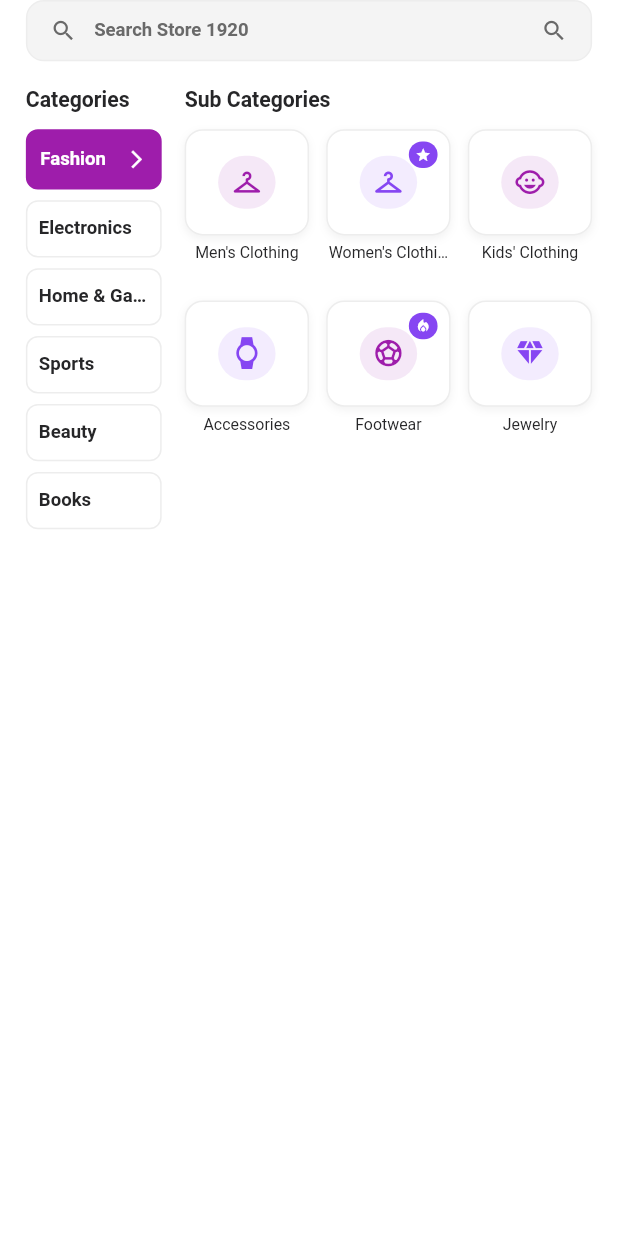
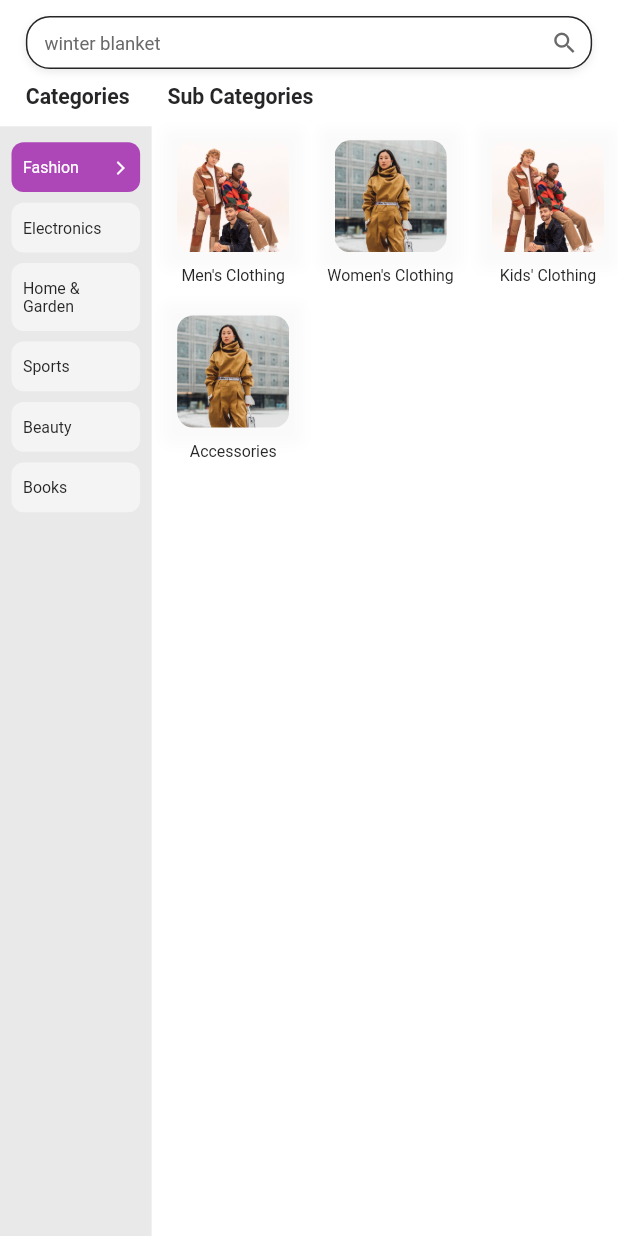
Before and after one commit to althakeel/store1920-MobileApp, a Flutter app: the AllCategoriesScreen screen opened by its route, on a phone screen of 412 x 824 dp. Run offline on Flutter 3.47's test engine with Material 3 defaults, Android fonts, the light colour scheme and no system bars; our stand-ins replace connectivity_plus, flutter_screenutil, flutter_svg, get, get_storage, logger; accounts and stored records are empty.

Commit message:
all category screen updated

```diff
--- a/lib/global/images.dart
+++ b/lib/global/images.dart
@@ -61,6 +61,24 @@ abstract class AppImage {
   static String get unProfileSvg => 'un-profile'.svg;
 
   static String get profileSvg => 'profile'.svg;
+
+  //category icon
+
+  static String get adhesive => 'adhesives_sealers'.catPng;
+
+  static String get air => 'air_quality'.catPng;
+
+  static String get appliances => 'appliances'.catPng;
+
+  static String get audio => 'audio_radio'.catPng;
+
+  static String get electronics => 'electronics'.catPng;
+
+  static String get menCloth => 'men_clothing'.catPng;
+
+  static String get toolsHome => 'tools_home_improv'.catPng;
+
+  static String get womenCloth => 'women_clothing'.catPng;
 }
 
 extension on String {
@@ -69,6 +87,8 @@ extension on String {
 
   ///for product images
   String get prodPng => 'assets/products/$this.png';
+
+  String get catPng => 'assets/category/$this.png';
 
   ///for logo folder
   // String get logoPng => 'assets/logos/$this.png';
--- a/lib/screens/features/categories/controllers/all_categories_controller.dart
+++ b/lib/screens/features/categories/controllers/all_categories_controller.dart
@@ -1,6 +1,7 @@
 import 'package:flutter/material.dart';
 import 'package:get/get.dart';
 import '../../../../global/app_color.dart';
+import '../../../../global/images.dart';
 
 class AllCategoriesController extends GetxController {
   RxInt selectedMainCategoryIndex = 0.obs;
@@ -28,14 +29,14 @@ class AllCategoriesController extends GetxController {
     'Fashion': [
       {
         'name': 'Men\'s Clothing',
-        'icon': Icons.checkroom,
+        'icon': AppImage.menCloth,
         'color': AppColors.dynamicColor,
         'isSelected': false,
         'hasBadge': false,
       },
       {
         'name': 'Women\'s Clothing',
-        'icon': Icons.checkroom,
+        'icon': AppImage.womenCloth,
         'color': AppColors.secondary,
         'isSelected': false,
         'hasBadge': true,
@@ -43,29 +44,14 @@ class AllCategoriesController extends GetxController {
       },
       {
         'name': 'Kids\' Clothing',
-        'icon': Icons.child_care,
+        'icon': AppImage.menCloth,
         'color': AppColors.dynamicColor,
         'isSelected': false,
         'hasBadge': false,
       },
       {
         'name': 'Accessories',
-        'icon': Icons.watch,
-        'color': AppColors.secondary,
-        'isSelected': false,
-        'hasBadge': false,
-      },
-      {
-        'name': 'Footwear',
-        'icon': Icons.sports_soccer,
-        'color': AppColors.dynamicColor,
-        'isSelected': false,
-        'hasBadge': true,
-        'badgeIcon': Icons.local_fire_department,
-      },
-      {
-        'name': 'Jewelry',
-        'icon': Icons.diamond,
+        'icon':AppImage.womenCloth,
         'color': AppColors.secondary,
         'isSelected': false,
         'hasBadge': false,
@@ -74,29 +60,22 @@ class AllCategoriesController extends GetxController {
     'Electronics': [
       {
         'name': 'Smartphones',
-        'icon': Icons.phone_android,
+        'icon': AppImage.electronics,
         'color': AppColors.dynamicColor,
         'isSelected': false,
         'hasBadge': false,
       },
       {
         'name': 'Laptops',
-        'icon': Icons.laptop,
-        'color': AppColors.secondary,
+        'icon': AppImage.electronics,
+        'color': AppImage.electronics,
         'isSelected': false,
         'hasBadge': true,
         'badgeIcon': Icons.star,
       },
       {
-        'name': 'Tablets',
-        'icon': Icons.tablet_android,
-        'color': AppColors.dynamicColor,
-        'isSelected': false,
-        'hasBadge': false,
-      },
-      {
         'name': 'Accessories',
-        'icon': Icons.headphones,
+        'icon': AppImage.appliances,
         'color': AppColors.secondary,
         'isSelected': false,
         'hasBadge': false,
@@ -105,28 +84,21 @@ class AllCategoriesController extends GetxController {
     'Home & Garden': [
       {
         'name': 'Furniture',
-        'icon': Icons.chair,
+        'icon': AppImage.toolsHome,
         'color': AppColors.dynamicColor,
         'isSelected': false,
         'hasBadge': false,
       },
       {
-        'name': 'Kitchen',
-        'icon': Icons.kitchen,
-        'color': AppColors.secondary,
-        'isSelected': false,
-        'hasBadge': false,
-      },
-      {
         'name': 'Garden',
-        'icon': Icons.local_florist,
+        'icon': AppImage.air,
         'color': AppColors.dynamicColor,
         'isSelected': false,
         'hasBadge': false,
       },
       {
         'name': 'Decor',
-        'icon': Icons.lightbulb,
+        'icon': AppImage.electronics,
         'color': AppColors.secondary,
         'isSelected': false,
         'hasBadge': false,
@@ -135,28 +107,14 @@ class AllCategoriesController extends GetxController {
     'Sports': [
       {
         'name': 'Fitness',
-        'icon': Icons.fitness_center,
-        'color': AppColors.dynamicColor,
-        'isSelected': false,
-        'hasBadge': false,
-      },
-      {
-        'name': 'Outdoor',
-        'icon': Icons.hiking,
-        'color': AppColors.secondary,
-        'isSelected': false,
-        'hasBadge': false,
-      },
-      {
-        'name': 'Team Sports',
-        'icon': Icons.sports_basketball,
+        'icon': AppImage.electronics,
         'color': AppColors.dynamicColor,
         'isSelected': false,
         'hasBadge': false,
       },
       {
         'name': 'Swimming',
-        'icon': Icons.pool,
+        'icon': AppImage.toolsHome,
         'color': AppColors.secondary,
         'isSelected': false,
         'hasBadge': false,
@@ -165,28 +123,14 @@ class AllCategoriesController extends GetxController {
     'Beauty': [
       {
         'name': 'Skincare',
-        'icon': Icons.face,
-        'color': AppColors.dynamicColor,
-        'isSelected': false,
-        'hasBadge': false,
-      },
-      {
-        'name': 'Makeup',
-        'icon': Icons.brush,
-        'color': AppColors.secondary,
-        'isSelected': false,
-        'hasBadge': false,
-      },
-      {
-        'name': 'Hair Care',
-        'icon': Icons.content_cut,
+        'icon': AppImage.toolsHome,
         'color': AppColors.dynamicColor,
         'isSelected': false,
         'hasBadge': false,
       },
       {
         'name': 'Fragrances',
-        'icon': Icons.air,
+        'icon': AppImage.air,
         'color': AppColors.secondary,
         'isSelected': false,
         'hasBadge': false,
@@ -195,28 +139,14 @@ class AllCategoriesController extends GetxController {
     'Books': [
       {
         'name': 'Fiction',
-        'icon': Icons.book,
+        'icon': AppImage.adhesive,
         'color': AppColors.dynamicColor,
         'isSelected': false,
         'hasBadge': false,
       },
       {
         'name': 'Non-Fiction',
-        'icon': Icons.menu_book,
-        'color': AppColors.secondary,
-        'isSelected': false,
-        'hasBadge': false,
-      },
-      {
-        'name': 'Educational',
-        'icon': Icons.school,
-        'color': AppColors.dynamicColor,
-        'isSelected': false,
-        'hasBadge': false,
-      },
-      {
-        'name': 'Children\'s',
-        'icon': Icons.child_care,
+        'icon': AppImage.air,
         'color': AppColors.secondary,
         'isSelected': false,
         'hasBadge': false,
--- a/lib/screens/features/categories/views/all_categories_screen.dart
+++ b/lib/screens/features/categories/views/all_categories_screen.dart
@@ -18,9 +18,26 @@ class AllCategoriesScreen extends GetView<AllCategoriesController> {
       body: SafeArea(
         child: Column(
           children: [
-            // CustomAppBar(title: 'All Categories'),
-            CustomSearchBar(),
-            SizedBox(height: 20.h),
+            Padding(
+              padding: EdgeInsets.symmetric(horizontal: 18.w, vertical: 12.h),
+              child: CustomSearchBar(),
+            ),
+            Padding(
+              padding: EdgeInsets.symmetric(horizontal: 18.w),
+              child: Row(
+                children: [
+                  Expanded(
+                    flex: 1,
+                    child: Text('Categories', style: subHeaderStyle),
+                  ),
+                  Expanded(
+                    flex: 3,
+                    child: Text('Sub Categories', style: subHeaderStyle),
+                  ),
+                ],
+              ),
+            ),
+            SizedBox(height: 12.h),
             Expanded(child: _buildMainContent()),
           ],
         ),
@@ -29,23 +46,24 @@ class AllCategoriesScreen extends GetView<AllCategoriesController> {
   }
 
   Widget _buildMainContent() {
-    return Padding(
-      padding: EdgeInsets.symmetric(horizontal: 18.w),
-      child: Row(
+    return Row(
       children: [
-          Expanded(flex: 1, child: _buildMainCategories()),
-          SizedBox(width: 16.w),
+        Expanded(child: _buildMainCategories()),
+        SizedBox(width: 8.w),
         Expanded(flex: 3, child: _buildSubCategories()),
       ],
-      ),
     );
   }
 
   Widget _buildMainCategories() {
-    return Column(
+    return Container(
+      padding: EdgeInsets.symmetric(horizontal: 8.w),
+      decoration: BoxDecoration(
+        boxShadow: [BoxShadow(color: AppColors.grey.withValues(alpha: .2))],
+      ),
+      child: Column(
         crossAxisAlignment: CrossAxisAlignment.start,
         children: [
-        Text('Categories', style: subHeaderStyle),
           SizedBox(height: 12.h),
           Expanded(
             child: ListView.builder(
@@ -65,6 +83,7 @@ class AllCategoriesScreen extends GetView<AllCategoriesController> {
             ),
           ),
         ],
+      ),
     );
   }
 
@@ -88,15 +107,12 @@ class AllCategoriesScreen extends GetView<AllCategoriesController> {
       return Column(
         crossAxisAlignment: CrossAxisAlignment.start,
         children: [
-          Text('Sub Categories', style: subHeaderStyle),
-          SizedBox(height: 12.h),
           Expanded(
             child: GridView.builder(
               gridDelegate: SliverGridDelegateWithFixedCrossAxisCount(
                 crossAxisCount: 3,
                 crossAxisSpacing: 12.w,
-                mainAxisSpacing: 12.h,
-                childAspectRatio: 0.8,
+                childAspectRatio: .8,
               ),
               itemCount: controller
                   .getSubCategories(selectedCategory['name'])
--- a/lib/screens/features/categories/widgets/category_grid_item.dart
+++ b/lib/screens/features/categories/widgets/category_grid_item.dart
@@ -17,10 +17,10 @@ class CategoryGridItem extends StatelessWidget {
 
   @override
   Widget build(BuildContext context) {
-    final isSelected = category['isSelected'] ?? false;
-    final hasBadge = category['hasBadge'] ?? false;
-    final badgeIcon = category['badgeIcon'];
-    final color = category['color'] ?? AppColors.dynamicColor;
+    // final isSelected = category['isSelected'] ?? false;
+    // final hasBadge = category['hasBadge'] ?? false;
+    // final badgeIcon = category['badgeIcon'];
+    // final color = category['color'] ?? AppColors.dynamicColor;
 
     return GestureDetector(
       onTap: () {
@@ -29,69 +29,43 @@ class CategoryGridItem extends StatelessWidget {
       },
       child: Column(
         children: [
-          Container(
-            width: double.infinity,
-            height: 80.h,
+          AspectRatio(
+            aspectRatio: 1,
+            child: Container(
               decoration: BoxDecoration(
-              color: isSelected ? color : AppColors.white,
-              borderRadius: BorderRadius.circular(12),
-              border: Border.all(
-                color: isSelected ? color : AppColors.borderGrey,
-                width: isSelected ? 2 : 1,
-              ),
                 boxShadow: [
                   BoxShadow(
-                  color: Colors.black.withValues(alpha: 0.05),
-                  blurRadius: 4,
+                    color: Colors.grey.withValues(alpha: 0.05),
+                    blurRadius: 6,
                     offset: const Offset(0, 2),
                   ),
                 ],
               ),
-            child: Stack(
-              children: [
-                Center(
-                  child: Container(
-                    width: 40.w,
-                    height: 40.h,
-                    decoration: BoxDecoration(
-                      color: isSelected
-                          ? AppColors.white
-                          : color.withValues(alpha: 0.1),
-                      borderRadius: BorderRadius.circular(20),
+              child: Center(
+                child: LayoutBuilder(
+                  builder: (context, constraints) {
+                    final double inset = 12.w;
+                    final double factor =
+                        ((constraints.maxWidth - inset * 2) / constraints.maxWidth)
+                            .clamp(0.8, 0.92);
+                    return FractionallySizedBox(
+                      widthFactor: factor,
+                      heightFactor: factor,
+                      child: ClipRRect(
+                        borderRadius: BorderRadius.circular(12.r),
+                        child: Image.asset(
+                          category['icon'],
+                          fit: BoxFit.contain,
                         ),
-                    child: Icon(
-                      category['icon'] as IconData,
-                      size: 24.sp,
-                      color: isSelected ? color : color,
+                      ),
+                    );
+                  },
                 ),
               ),
             ),
-
-                if (hasBadge && badgeIcon != null)
-                  Positioned(
-                    top: 8.h,
-                    right: 8.w,
-                    child: Container(
-                      width: 20.w,
-                      height: 20.h,
-                      decoration: BoxDecoration(
-                        color: AppColors.secondary,
-                        borderRadius: BorderRadius.circular(10),
           ),
-                      child: Icon(
-                        badgeIcon as IconData,
-                        size: 12.sp,
-                        color: AppColors.white,
-                      ),
-                    ),
-                  ),
-              ],
-            ),
-          ),
-          SizedBox(height: 6.h),
           Text(
             category['name'] as String,
-            softWrap: true,
             style: bodyStyle.copyWith(color: AppColors.black),
             textAlign: TextAlign.center,
             overflow: TextOverflow.ellipsis,
--- a/lib/screens/features/categories/widgets/category_item_widget.dart
+++ b/lib/screens/features/categories/widgets/category_item_widget.dart
@@ -27,20 +27,17 @@ class CategoryItemWidget extends StatelessWidget {
         margin: EdgeInsets.only(bottom: 8.h),
         padding: EdgeInsets.symmetric(horizontal: 8.w, vertical: 12.h),
         decoration: BoxDecoration(
-          color: isSelected ? AppColors.dynamicColor : AppColors.white,
+          color: isSelected
+              ? AppColors.dynamicColor.withValues(alpha: .8)
+              : AppColors.white.withValues(alpha: .5),
           borderRadius: BorderRadius.circular(8),
-          border: Border.all(
-            color: isSelected ? AppColors.dynamicColor : AppColors.borderGrey,
-            width: isSelected ? 2 : 1,
-          ),
         ),
         child: Row(
           children: [
             Expanded(
               child: Text(
                 category['name'] as String,
-                overflow: TextOverflow.ellipsis,
-                style: subTitleStyle.copyWith(
+                style: bodyStyle.copyWith(
                   color: isSelected ? AppColors.white : AppColors.black,
                 ),
               ),
@@ -48,7 +45,7 @@ class CategoryItemWidget extends StatelessWidget {
             if (isSelected)
               Icon(
                 Icons.arrow_forward_ios,
-                size: 16.sp,
+                size: 12.sp,
                 color: AppColors.white,
               ),
           ],
--- a/lib/screens/widgets/custom_search_bar.dart
+++ b/lib/screens/widgets/custom_search_bar.dart
@@ -1,8 +1,7 @@
 import 'package:flutter/material.dart';
 import 'package:flutter_screenutil/flutter_screenutil.dart';
-
+import 'package:store1920/global/constant_styles.dart';
 import '../../global/app_color.dart';
-import '../../global/constant_styles.dart';
 
 class CustomSearchBar extends StatelessWidget {
   const CustomSearchBar({super.key});
@@ -10,24 +9,37 @@ class CustomSearchBar extends StatelessWidget {
   @override
   Widget build(BuildContext context) {
     return Container(
-      margin: EdgeInsets.symmetric(horizontal: 18.w),
-      padding: EdgeInsets.symmetric(horizontal: 16.w, vertical: 12.h),
+      height: 40.h,
       decoration: BoxDecoration(
-        color: AppColors.grey.withValues(alpha: 0.1),
-        borderRadius: BorderRadius.circular(12),
-        border: Border.all(color: AppColors.borderGrey),
-      ),
-      child: Row(
-        children: [
-          Icon(Icons.search, size: 20.sp, color: AppColors.textGrey),
-          SizedBox(width: 12.w),
-          Expanded(child: Text('Search Store 1920', style: subTitleStyle)),
-          Icon(
-            Icons.search,
-            size: 20.sp,
-            color: AppColors.textGrey,
+        color: AppColors.white,
+        border: Border.all(color: AppColors.black, width: 1),
+        borderRadius: BorderRadius.circular(18.r),
+        boxShadow: [
+          BoxShadow(
+            color: AppColors.black.withValues(alpha: 0.1),
+            blurRadius: 4,
+            offset: const Offset(0, 2),
           ),
         ],
+      ),
+      child: TextField(
+        textAlignVertical: TextAlignVertical.center,
+        decoration: InputDecoration(
+          hintText: 'winter blanket',
+          hintStyle: bodyStyle.copyWith(fontSize: 14.sp),
+          border: InputBorder.none,
+          isDense: true,
+          contentPadding: EdgeInsets.symmetric(horizontal: 12.w),
+          suffixIcon: Icon(
+            Icons.search,
+            color: AppColors.textGrey,
+            size: 21.sp,
+          ),
+          suffixIconConstraints: BoxConstraints(
+            minHeight: 40.h,
+            minWidth: 36.w,
+          ),
+        ),
       ),
     );
   }
--- a/pubspec.yaml
+++ b/pubspec.yaml
@@ -39,6 +39,7 @@ flutter:
     - assets/images/
     - assets/products/
     - assets/svgs/
+    - assets/category/
 
 flutter_launcher_icons:
   android: "launcher_icon"
```
Also changed, not shown: assets/category/adhesives_sealers.png (added), assets/category/air_quality.png (added), assets/category/appliances.png (added), assets/category/audio_radio.png (added), assets/category/electronics.png (added), assets/category/men_clothing.png (added), assets/category/tools_home_improv.png (added), assets/category/women_clothing.png (added). Lines whose indentation alone changed are shown as unchanged.
